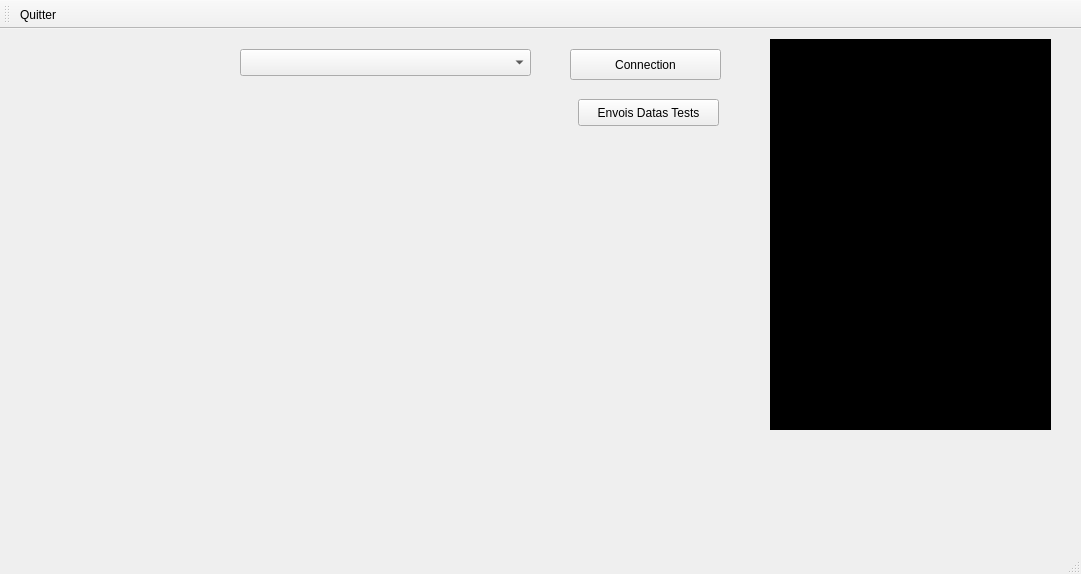
Qt form Programmations/Qt/Version-1.0.0/Rover-Pilot/mainwindow.ui (Almisuifre/POSL-ROVER) before a commit.
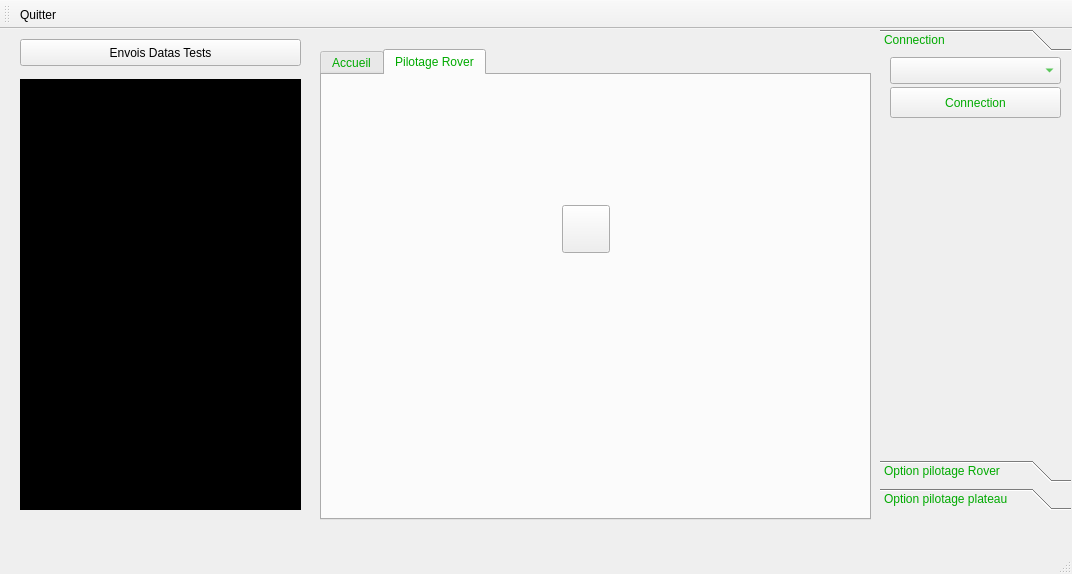
The same form after that commit. The open tabs and pages were chosen to show the change. Icons and pictures are not drawn.

The edit to the form file:
```diff
--- a/Programmations/Qt/Version-1.0.0/Rover-Pilot/mainwindow.ui
+++ b/Programmations/Qt/Version-1.0.0/Rover-Pilot/mainwindow.ui
@@ -6,7 +6,7 @@
    <rect>
     <x>0</x>
     <y>0</y>
-    <width>1081</width>
+    <width>1072</width>
     <height>574</height>
    </rect>
   </property>
@@ -14,26 +14,13 @@
    <string>ROVER - PILOTE</string>
   </property>
   <widget class="QWidget" name="centralWidget">
-   <widget class="QPushButton" name="btnConnectionPort">
-    <property name="geometry">
-     <rect>
-      <x>570</x>
-      <y>20</y>
-      <width>151</width>
-      <height>31</height>
-     </rect>
-    </property>
-    <property name="text">
-     <string>Connection</string>
-    </property>
-   </widget>
    <widget class="QTextBrowser" name="console">
     <property name="geometry">
      <rect>
-      <x>770</x>
-      <y>10</y>
+      <x>20</x>
+      <y>50</y>
       <width>281</width>
-      <height>391</height>
+      <height>431</height>
      </rect>
     </property>
     <property name="styleSheet">
@@ -41,22 +28,12 @@
 color: rgb(14, 241, 33);</string>
     </property>
    </widget>
-   <widget class="QComboBox" name="cbListeTTY">
-    <property name="geometry">
-     <rect>
-      <x>240</x>
-      <y>20</y>
-      <width>291</width>
-      <height>27</height>
-     </rect>
-    </property>
-   </widget>
    <widget class="QPushButton" name="btnDatasTests">
     <property name="geometry">
      <rect>
-      <x>578</x>
-      <y>70</y>
-      <width>141</width>
+      <x>20</x>
+      <y>10</y>
+      <width>281</width>
       <height>27</height>
      </rect>
     </property>
@@ -64,6 +41,136 @@
      <string>Envois Datas Tests</string>
     </property>
    </widget>
+   <widget class="QTabWidget" name="tabCentrale">
+    <property name="geometry">
+     <rect>
+      <x>320</x>
+      <y>20</y>
+      <width>551</width>
+      <height>471</height>
+     </rect>
+    </property>
+    <property name="styleSheet">
+     <string notr="true">color: rgb(0, 170, 0);</string>
+    </property>
+    <property name="currentIndex">
+     <number>0</number>
+    </property>
+    <widget class="QWidget" name="tabAccueil">
+     <attribute name="title">
+      <string>Accueil</string>
+     </attribute>
+    </widget>
+    <widget class="QWidget" name="tabPilotageRover">
+     <attribute name="title">
+      <string>Pilotage Rover</string>
+     </attribute>
+     <widget class="QPushButton" name="btnAvance">
+      <property name="geometry">
+       <rect>
+        <x>240</x>
+        <y>130</y>
+        <width>48</width>
+        <height>48</height>
+       </rect>
+      </property>
+      <property name="text">
+       <string/>
+      </property>
+      <property name="icon">
+       <iconset resource="ressources.qrc">
+        <normaloff>:/icones/ressources/icones/av.png</normaloff>:/icones/ressources/icones/av.png</iconset>
+      </property>
+      <property name="iconSize">
+       <size>
+        <width>48</width>
+        <height>48</height>
+       </size>
+      </property>
+     </widget>
+    </widget>
+   </widget>
+   <widget class="QToolBox" name="tbMenu">
+    <property name="geometry">
+     <rect>
+      <x>880</x>
+      <y>0</y>
+      <width>191</width>
+      <height>481</height>
+     </rect>
+    </property>
+    <property name="acceptDrops">
+     <bool>false</bool>
+    </property>
+    <property name="styleSheet">
+     <string notr="true">color: rgb(0, 170, 0);</string>
+    </property>
+    <property name="currentIndex">
+     <number>0</number>
+    </property>
+    <widget class="QWidget" name="pgeConnexion">
+     <property name="geometry">
+      <rect>
+       <x>0</x>
+       <y>0</y>
+       <width>191</width>
+       <height>397</height>
+      </rect>
+     </property>
+     <attribute name="label">
+      <string>Connection</string>
+     </attribute>
+     <widget class="QComboBox" name="cbListeTTY">
+      <property name="geometry">
+       <rect>
+        <x>10</x>
+        <y>0</y>
+        <width>171</width>
+        <height>27</height>
+       </rect>
+      </property>
+     </widget>
+     <widget class="QPushButton" name="btnConnectionPort">
+      <property name="geometry">
+       <rect>
+        <x>10</x>
+        <y>30</y>
+        <width>171</width>
+        <height>31</height>
+       </rect>
+      </property>
+      <property name="text">
+       <string>Connection</string>
+      </property>
+     </widget>
+    </widget>
+    <widget class="QWidget" name="pgeOptionPilotageRover">
+     <property name="geometry">
+      <rect>
+       <x>0</x>
+       <y>0</y>
+       <width>191</width>
+       <height>397</height>
+      </rect>
+     </property>
+     <attribute name="label">
+      <string>Option pilotage Rover</string>
+     </attribute>
+    </widget>
+    <widget class="QWidget" name="pgeOptionPilotagePlateau">
+     <property name="geometry">
+      <rect>
+       <x>0</x>
+       <y>0</y>
+       <width>191</width>
+       <height>397</height>
+      </rect>
+     </property>
+     <attribute name="label">
+      <string>Option pilotage plateau</string>
+     </attribute>
+    </widget>
+   </widget>
   </widget>
   <widget class="QMenuBar" name="menuBar">
    <property name="geometry">
```
Left out of the diff: 4 changed lines with no effect on the pictures.
